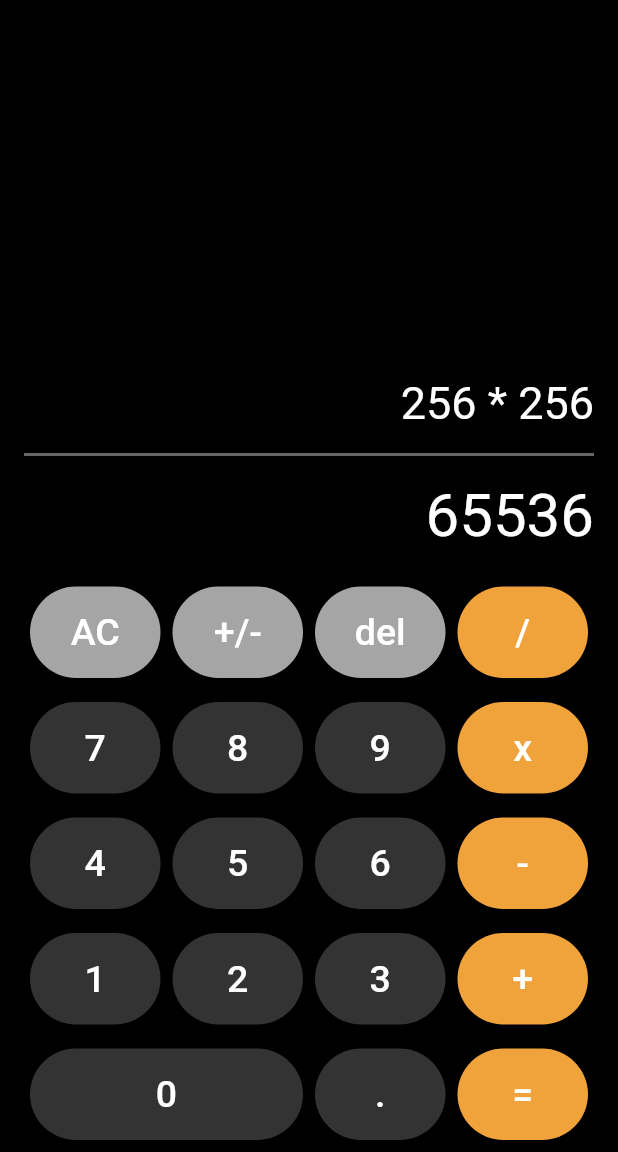
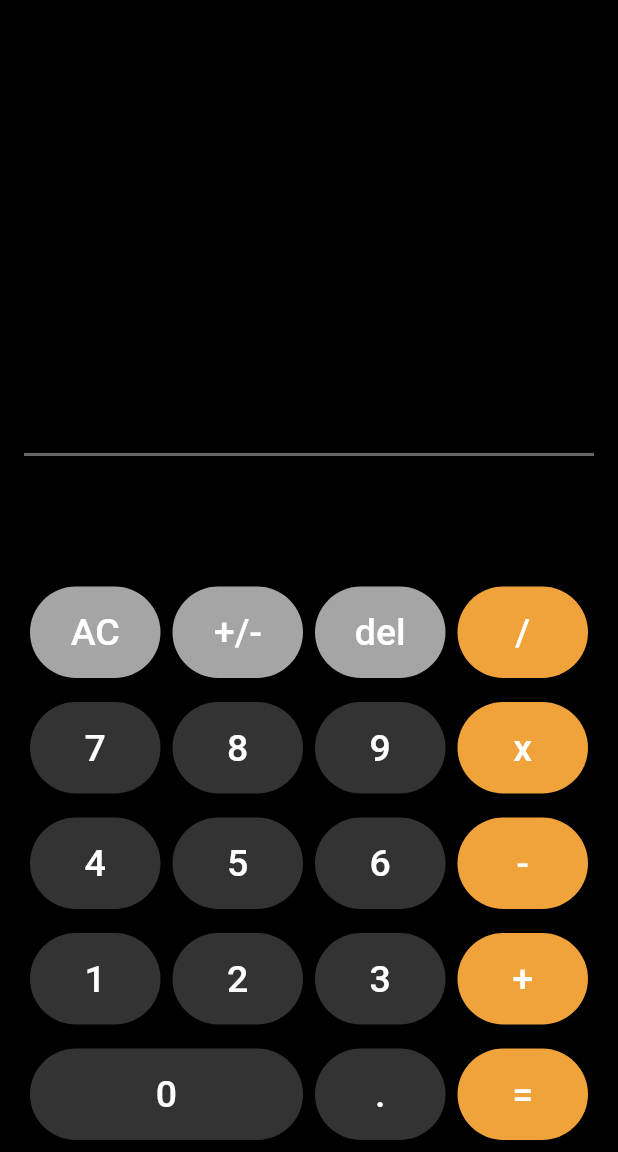
Before and after one commit to Andres-MI/GetXCalculator, a Flutter app: the screen it shows after launch, after a tap on "AC", on a phone screen of 412 x 824 dp, the part 84-1236 px from its top. Run offline on Flutter 3.47's test engine with Material 2 defaults, Android fonts, the phone set to English and light mode, and no system bars; our stand-ins replace get.

Commit message:
Added GetX Controller. Obx builder. Reset screen values

```diff
--- /dev/null
+++ b/lib/controllers/calculator_controller.dart
@@ -0,0 +1,20 @@
+import 'package:get/get.dart';
+
+class CalculatorController extends GetxController {
+  var firstNumber = "10".obs;
+  var secondNumber = "10".obs;
+  var operation = "x".obs;
+  var digitsScreen = "10x10".obs;
+  var result = "100".obs;
+
+  String getScreenValue(){
+    return '$firstNumber $operation $secondNumber';
+  }
+
+  void cleanAll() {
+    firstNumber.value = '';
+    secondNumber.value = '';
+    operation.value = '';
+    result.value = '';
+  }
+}
--- a/lib/screens/calculator_screen.dart
+++ b/lib/screens/calculator_screen.dart
@@ -1,4 +1,7 @@
 import 'package:flutter/material.dart';
+import 'package:get/get.dart';
+import 'package:getx_calculator/controllers/calculator_controller.dart';
+import 'package:getx_calculator/widgets/calc_results.dart';
 
 import '../widgets/calculator_button.dart';
 
@@ -7,6 +10,7 @@ class CalculatorScreen extends StatelessWidget {
 
   @override
   Widget build(BuildContext context) {
+    final calculatorController = Get.put(CalculatorController());
     return Scaffold(
       appBar: AppBar(
         title: const Text('GetxCalculator'),
@@ -17,25 +21,7 @@ class CalculatorScreen extends StatelessWidget {
         child: Column(
           mainAxisAlignment: MainAxisAlignment.end,
           children: [
-            Container(
-              alignment: Alignment.centerRight,
-              child: const Text(
-                '256 * 256',
-                style: TextStyle(fontSize: 30.0),
-              ),
-            ),
-            Container(
-                width: double.infinity,
-                height: 2,
-                color: Colors.white.withOpacity(0.4),
-                margin: const EdgeInsets.symmetric(vertical: 16)),
-            Container(
-              alignment: Alignment.centerRight,
-              child: const Text(
-                '65536',
-                style: TextStyle(fontSize: 40.0),
-              ),
-            ),
+            const CalcResults(),
             const SizedBox(height: 16.0),
 
             ///FirstRow
@@ -44,7 +30,7 @@ class CalculatorScreen extends StatelessWidget {
               children: [
                 Expanded(
                     child: CalcButton(
-                  onPressed: () {},
+                  onPressed: () => calculatorController.cleanAll(),
                   bgColor: const Color(0xffA5A5A5),
                   text: 'AC',
                 )),
@@ -68,6 +54,7 @@ class CalculatorScreen extends StatelessWidget {
                 ))
               ],
             ),
+
             ///SecondRow
             Row(
               crossAxisAlignment: CrossAxisAlignment.center,
@@ -95,6 +82,7 @@ class CalculatorScreen extends StatelessWidget {
                 ))
               ],
             ),
+
             ///Third Row
             Row(
               crossAxisAlignment: CrossAxisAlignment.center,
@@ -122,6 +110,7 @@ class CalculatorScreen extends StatelessWidget {
                 ))
               ],
             ),
+
             ///Fourth Row
             Row(
               crossAxisAlignment: CrossAxisAlignment.center,
@@ -149,6 +138,7 @@ class CalculatorScreen extends StatelessWidget {
                 ))
               ],
             ),
+
             ///Fifth Row
             Row(
               crossAxisAlignment: CrossAxisAlignment.center,
--- /dev/null
+++ b/lib/widgets/calc_results.dart
@@ -0,0 +1,36 @@
+import 'package:flutter/material.dart';
+import 'package:get/get_state_manager/get_state_manager.dart';
+import 'package:get/instance_manager.dart';
+import 'package:getx_calculator/controllers/calculator_controller.dart';
+
+class CalcResults extends StatelessWidget {
+  const CalcResults({Key? key}) : super(key: key);
+
+  @override
+  Widget build(BuildContext context) {
+    final calculatorController = Get.find<CalculatorController>();
+    return Obx(() => Column(
+          children: [
+            Container(
+              alignment: Alignment.centerRight,
+              child: Text(
+                calculatorController.getScreenValue(),
+                style: const TextStyle(fontSize: 30.0),
+              ),
+            ),
+            Container(
+                width: double.infinity,
+                height: 2,
+                color: Colors.white.withOpacity(0.4),
+                margin: const EdgeInsets.symmetric(vertical: 16)),
+            Container(
+              alignment: Alignment.centerRight,
+              child: Text(
+                '${calculatorController.result}',
+                style: const TextStyle(fontSize: 40.0),
+              ),
+            ),
+          ],
+        ));
+  }
+}
```
